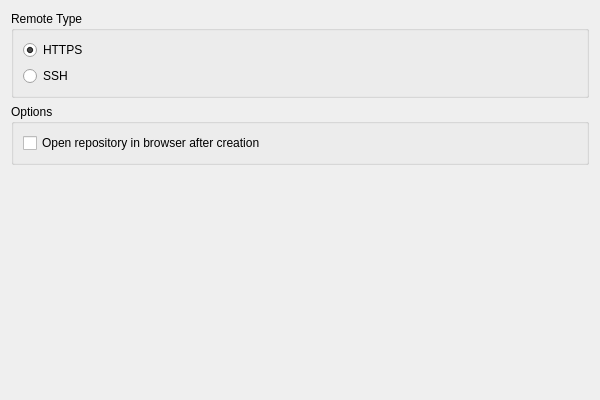
RichLewis007/RepoSpark, file src/repospark/assets/ui/advanced_tab.ui: the form before one commit.
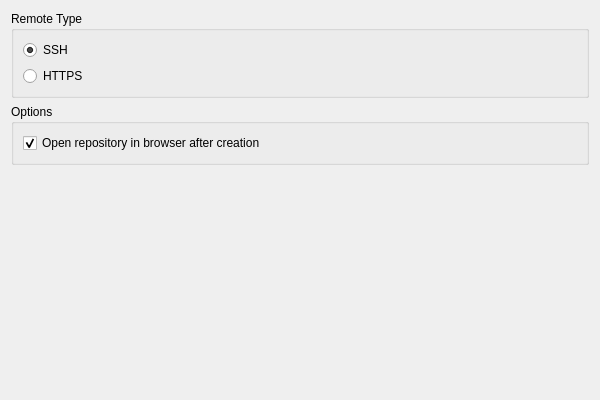
The form after the commit.

Commit message: improvements to basic and advanced tabs in app.

Patch:
```diff
--- a/src/repospark/assets/ui/advanced_tab.ui
+++ b/src/repospark/assets/ui/advanced_tab.ui
@@ -17,21 +17,21 @@
       <string>Remote Type</string>
      </property>
      <layout class="QVBoxLayout" name="remote_layout">
-      <item>
-       <widget class="QRadioButton" name="remote_https_radio">
-        <property name="text">
-         <string>HTTPS</string>
-        </property>
-        <property name="checked">
-         <bool>true</bool>
-        </property>
-       </widget>
-      </item>
       <item>
        <widget class="QRadioButton" name="remote_ssh_radio">
         <property name="text">
          <string>SSH</string>
         </property>
+        <property name="checked">
+         <bool>true</bool>
+        </property>
+       </widget>
+      </item>
+      <item>
+       <widget class="QRadioButton" name="remote_https_radio">
+        <property name="text">
+         <string>HTTPS</string>
+        </property>
        </widget>
       </item>
      </layout>
@@ -49,7 +49,7 @@
          <string>Open repository in browser after creation</string>
         </property>
         <property name="checked">
-         <bool>false</bool>
+         <bool>true</bool>
         </property>
        </widget>
       </item>
```
The commit also changes 4 other files.
